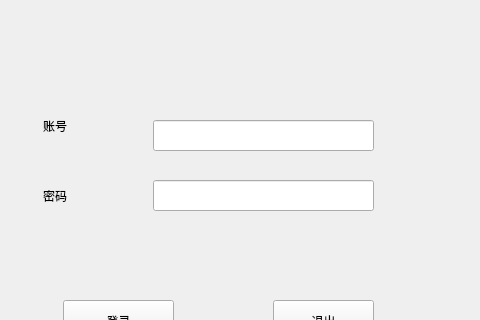
First picture: the form in login.ui, repository ForeverSpring/DataBaseAPP, before the edit; both pictures show x 107 to 587 and y 0 to 320 of the 683 by 474 pixel window.
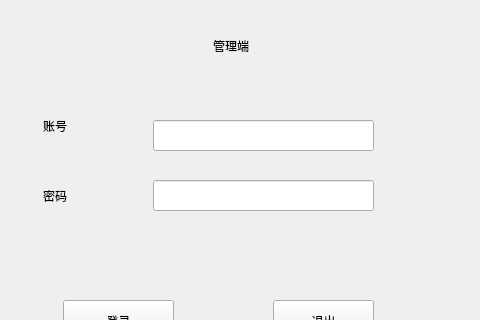
Second picture: the form after the edit.

Diff of the .ui file:
```diff
--- a/login.ui
+++ b/login.ui
@@ -98,6 +98,19 @@
     <string>Option</string>
    </property>
   </widget>
+  <widget class="QLabel" name="label">
+   <property name="geometry">
+    <rect>
+     <x>320</x>
+     <y>40</y>
+     <width>54</width>
+     <height>12</height>
+    </rect>
+   </property>
+   <property name="text">
+    <string>管理端</string>
+   </property>
+  </widget>
  </widget>
  <resources/>
  <connections/>
```
